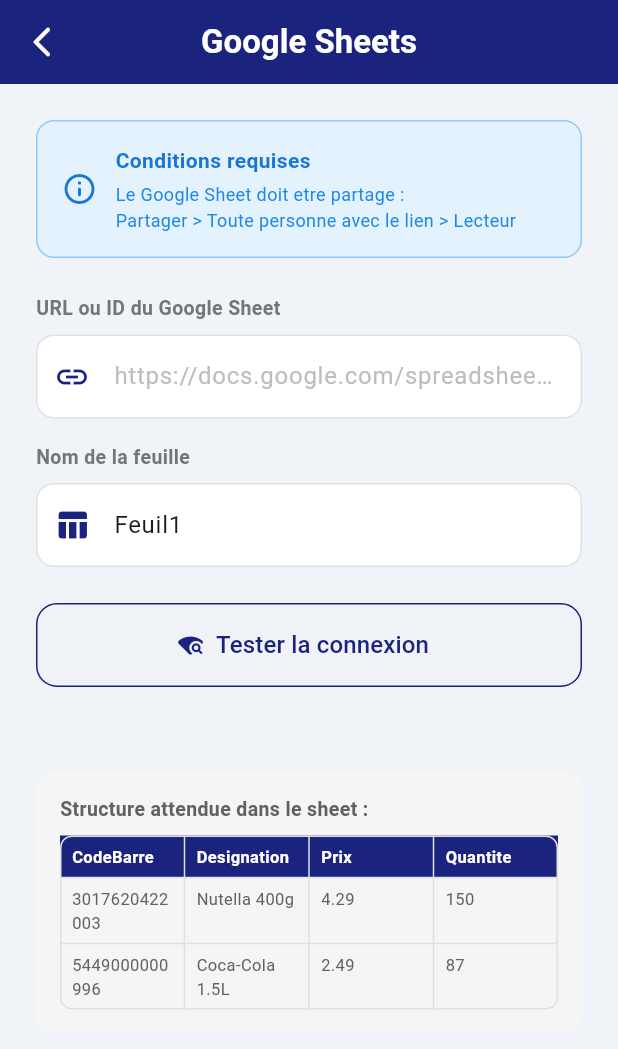
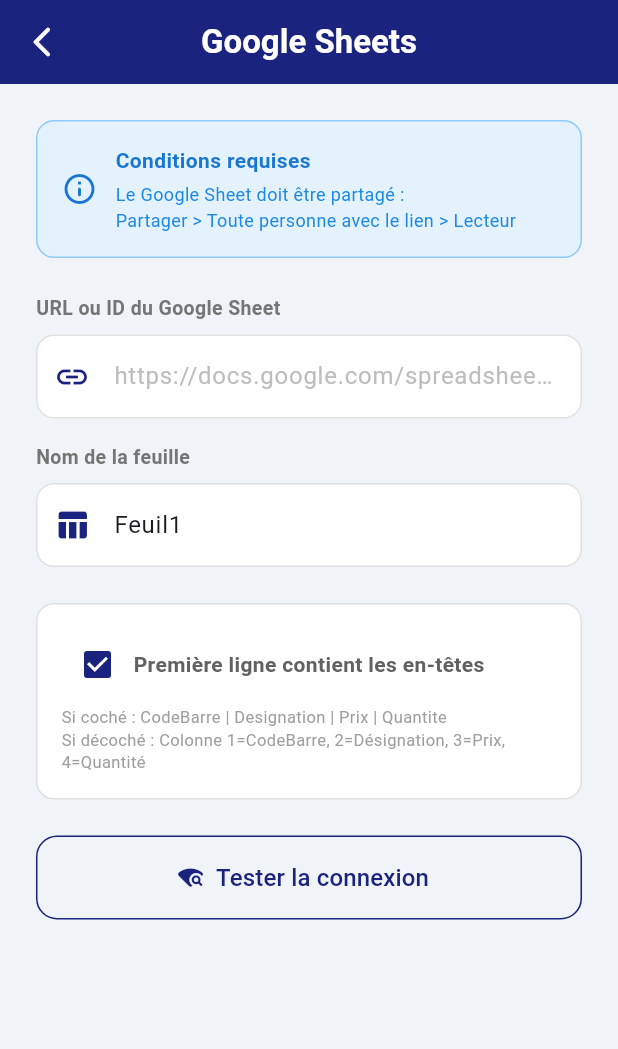
Before and after one commit to aissaboukr-hub/stock_consultation, a Flutter app: the GoogleSheetsScreen screen opened directly, on a phone screen of 412 x 824 dp. Shown: the top 1049 px of the screen. Run offline on Flutter 3.47's test engine with Material 3 defaults, Android fonts, the light colour scheme and no system bars; our stand-ins replace file_picker, shared_preferences; missing offline and left inert: excel, mobile_scanner; accounts and stored records are empty.

Commit message:
Mise à jour du projet

```diff
--- a/lib/screens/google_sheets_screen.dart
+++ b/lib/screens/google_sheets_screen.dart
@@ -16,10 +16,12 @@
       TextEditingController(text: 'Feuil1');
 
   String? _spreadsheetId;
+  bool _hasHeaders = true; // Option explicite pour les en-têtes
   bool _isChecking = false;
   bool _isImporting = false;
   String? _statusMessage;
   bool _isStatusError = false;
+  List<String>? _detectedHeaders; // Pour afficher à l'utilisateur
 
   @override
   void dispose() {
@@ -46,20 +48,41 @@
       _isChecking = true;
       _spreadsheetId = id;
       _statusMessage = null;
+      _detectedHeaders = null;
     });
 
-    final result = await GoogleSheetsService.testConnection(id);
+    try {
+      // Extraire les en-têtes réelles pour vérification
+      final result = await GoogleSheetsService.testConnectionAndHeaders(
+        id,
+        sheetName: _sheetNameController.text.trim(),
+      );
 
-    setState(() {
-      _isChecking = false;
-      _isStatusError = !result['success'];
-      _statusMessage = result['message'];
-    });
+      setState(() {
+        _isChecking = false;
+        _isStatusError = !result['success'];
+        _statusMessage = result['message'];
+        _detectedHeaders = result['headers'] as List<String>?;
+
+        // Si pas d'en-têtes détectées, désactiver le toggle par défaut
+        if (_detectedHeaders != null && !_detectedHeaders!.isEmpty) {
+          if (_detectedHeaders!.every((h) => RegExp(r'^\d+$').hasMatch(h))) {
+            _hasHeaders = false;
+          }
+        }
+      });
+    } catch (e) {
+      setState(() {
+        _isChecking = false;
+        _isStatusError = true;
+        _statusMessage = 'Erreur : $e';
+      });
+    }
   }
 
   Future<void> _importFromGoogleSheets() async {
     if (_spreadsheetId == null) {
-      _showStatus('Verifiez d\'abord la connexion.', true);
+      _showStatus('Vérifiez d\'abord la connexion.', true);
       return;
     }
 
@@ -78,9 +101,9 @@
       final products = await GoogleSheetsService.fetchProducts(
         _spreadsheetId!,
         sheetName: sheetName,
+        hasHeaders: _hasHeaders,
       );
 
-      // Sauvegarder via le provider
       final provider = context.read<ProductProvider>();
       await provider.saveProductsDirectly(products);
 
@@ -89,18 +112,15 @@
       setState(() {
         _isImporting = false;
         _isStatusError = false;
-        _statusMessage =
-            '${products.length} produits importes avec succes !';
+        _statusMessage = '${products.length} produits importés avec succès !';
       });
 
       ScaffoldMessenger.of(context).showSnackBar(
         SnackBar(
-          content:
-              Text('${products.length} produits importes depuis Google Sheets !'),
+          content: Text('${products.length} produits importés depuis Google Sheets !'),
           backgroundColor: Colors.green,
           behavior: SnackBarBehavior.floating,
-          shape:
-              RoundedRectangleBorder(borderRadius: BorderRadius.circular(10)),
+          shape: RoundedRectangleBorder(borderRadius: BorderRadius.circular(10)),
         ),
       );
     } catch (e) {
@@ -132,8 +152,7 @@
         backgroundColor: const Color(0xFF1A237E),
         elevation: 0,
         leading: IconButton(
-          icon: const Icon(Icons.arrow_back_ios_new_rounded,
-              color: Colors.white),
+          icon: const Icon(Icons.arrow_back_ios_new_rounded, color: Colors.white),
           onPressed: () => Navigator.pop(context),
         ),
       ),
@@ -142,7 +161,7 @@
         child: Column(
           crossAxisAlignment: CrossAxisAlignment.start,
           children: [
-            // Explication
+            // Explication conditions
             Container(
               width: double.infinity,
               padding: const EdgeInsets.all(16),
@@ -153,8 +172,7 @@
               ),
               child: Row(
                 children: [
-                  Icon(Icons.info_outline_rounded,
-                      color: Colors.blue.shade700),
+                  Icon(Icons.info_outline_rounded, color: Colors.blue.shade700),
                   const SizedBox(width: 12),
                   Expanded(
                     child: Column(
@@ -170,7 +188,7 @@
                         ),
                         const SizedBox(height: 4),
                         Text(
-                          'Le Google Sheet doit etre partage :\n'
+                          'Le Google Sheet doit être partagé :\n'
                           'Partager > Toute personne avec le lien > Lecteur',
                           style: TextStyle(
                             fontSize: 12,
@@ -199,8 +217,7 @@
             TextField(
               controller: _urlController,
               decoration: InputDecoration(
-                hintText:
-                    'https://docs.google.com/spreadsheets/d/XXXXX/edit',
+                hintText: 'https://docs.google.com/spreadsheets/d/XXXXX/edit',
                 hintStyle: TextStyle(color: Colors.grey.shade400),
                 prefixIcon: const Icon(Icons.link, color: Color(0xFF1A237E)),
                 suffixIcon: _urlController.text.isNotEmpty
@@ -211,6 +228,7 @@
                           setState(() {
                             _spreadsheetId = null;
                             _statusMessage = null;
+                            _detectedHeaders = null;
                           });
                         },
                       )
@@ -227,8 +245,7 @@
                 ),
                 focusedBorder: OutlineInputBorder(
                   borderRadius: BorderRadius.circular(12),
-                  borderSide:
-                      const BorderSide(color: Color(0xFF1A237E), width: 2),
+                  borderSide: const BorderSide(color: Color(0xFF1A237E), width: 2),
                 ),
               ),
               onChanged: (_) => setState(() {}),
@@ -250,8 +267,7 @@
               decoration: InputDecoration(
                 hintText: 'Feuil1',
                 hintStyle: TextStyle(color: Colors.grey.shade400),
-                prefixIcon:
-                    const Icon(Icons.table_chart, color: Color(0xFF1A237E)),
+                prefixIcon: const Icon(Icons.table_chart, color: Color(0xFF1A237E)),
                 filled: true,
                 fillColor: Colors.white,
                 border: OutlineInputBorder(
@@ -264,14 +280,61 @@
                 ),
                 focusedBorder: OutlineInputBorder(
                   borderRadius: BorderRadius.circular(12),
-                  borderSide:
-                      const BorderSide(color: Color(0xFF1A237E), width: 2),
+                  borderSide: const BorderSide(color: Color(0xFF1A237E), width: 2),
                 ),
               ),
             ),
             const SizedBox(height: 24),
 
-            // Bouton Verifier
+            // Toggle En-têtes
+            Container(
+              width: double.infinity,
+              padding: const EdgeInsets.all(16),
+              decoration: BoxDecoration(
+                color: Colors.white,
+                borderRadius: BorderRadius.circular(12),
+                border: Border.all(color: Colors.grey.shade300),
+              ),
+              child: Column(
+                crossAxisAlignment: CrossAxisAlignment.start,
+                children: [
+                  Row(
+                    children: [
+                      Checkbox(
+                        value: _hasHeaders,
+                        onChanged: (value) {
+                          setState(() => _hasHeaders = value ?? false);
+                        },
+                        activeColor: const Color(0xFF1A237E),
+                      ),
+                      Expanded(
+                        child: Text(
+                          'Première ligne contient les en-têtes',
+                          style: TextStyle(
+                            fontSize: 14,
+                            fontWeight: FontWeight.w600,
+                            color: Colors.grey.shade700,
+                          ),
+                        ),
+                      ),
+                    ],
+                  ),
+                  const SizedBox(height: 4),
+                  Text(
+                    'Si coché : CodeBarre | Designation | Prix | Quantite\n'
+                    'Si décoché : Colonne 1=CodeBarre, 2=Désignation, 3=Prix, 4=Quantité',
+                    style: TextStyle(
+                      fontSize: 11,
+                      color: Colors.grey.shade500,
+                      height: 1.4,
+                    ),
+                  ),
+                ],
+              ),
+            ),
+            const SizedBox(height: 24),
+
+            // Bouton Vérifier
             SizedBox(
               width: double.infinity,
               height: 56,
@@ -285,7 +348,7 @@
                       )
                     : const Icon(Icons.wifi_find_rounded),
                 label: Text(
-                  _isChecking ? 'Verification...' : 'Tester la connexion',
+                  _isChecking ? 'Vérification...' : 'Tester la connexion',
                   style: const TextStyle(fontSize: 16),
                 ),
                 style: OutlinedButton.styleFrom(
@@ -298,6 +361,50 @@
               ),
             ),
 
+            // Affichage des en-têtes détectées
+            if (_detectedHeaders != null && _detectedHeaders!.isNotEmpty) ...[
+              const SizedBox(height: 16),
+              Container(
+                width: double.infinity,
+                padding: const EdgeInsets.all(12),
+                decoration: BoxDecoration(
+                  color: Colors.yellow.shade50,
+                  borderRadius: BorderRadius.circular(10),
+                  border: Border.all(color: Colors.yellow.shade300),
+                ),
+                child: Column(
+                  crossAxisAlignment: CrossAxisAlignment.start,
+                  children: [
+                    Text(
+                      'En-têtes détectées dans la première ligne :',
+                      style: TextStyle(
+                        fontSize: 12,
+                        fontWeight: FontWeight.w600,
+                        color: Colors.brown.shade700,
+                      ),
+                    ),
+                    const SizedBox(height: 8),
+                    Wrap(
+                      spacing: 8,
+                      runSpacing: 8,
+                      children: _detectedHeaders!
+                          .take(4)
+                          .map((header) => Chip(
+                                label: Text(
+                                  header.length > 20
+                                      ? '${header.substring(0, 20)}...'
+                                      : header,
+                                  style: const TextStyle(fontSize: 10),
+                                ),
+                                backgroundColor: Colors.white,
+                              ))
+                          .toList(),
+                    ),
+                  ],
+                ),
+              ),
+            ],
+
             // Statut
             if (_statusMessage != null) ...[
               const SizedBox(height: 16),
@@ -305,14 +412,10 @@
                 width: double.infinity,
                 padding: const EdgeInsets.all(14),
                 decoration: BoxDecoration(
-                  color: _isStatusError
-                      ? Colors.red.shade50
-                      : Colors.green.shade50,
+                  color: _isStatusError ? Colors.red.shade50 : Colors.green.shade50,
                   borderRadius: BorderRadius.circular(12),
                   border: Border.all(
-                    color: _isStatusError
-                        ? Colors.red.shade300
-                        : Colors.green.shade300,
+                    color: _isStatusError ? Colors.red.shade300 : Colors.green.shade300,
                   ),
                 ),
                 child: Row(
@@ -321,9 +424,7 @@
                       _isStatusError
                           ? Icons.error_outline_rounded
                           : Icons.check_circle_outline_rounded,
-                      color: _isStatusError
-                          ? Colors.red.shade600
-                          : Colors.green.shade600,
+                      color: _isStatusError ? Colors.red.shade600 : Colors.green.shade600,
                     ),
                     const SizedBox(width: 12),
                     Expanded(
@@ -331,9 +432,7 @@
                         _statusMessage!,
                         style: TextStyle(
                           fontSize: 13,
-                          color: _isStatusError
-                              ? Colors.red.shade700
-                              : Colors.green.shade700,
+                          color: _isStatusError ? Colors.red.shade700 : Colors.green.shade700,
                           height: 1.4,
                         ),
                       ),
@@ -363,9 +462,7 @@
                         )
                       : const Icon(Icons.cloud_download_rounded, size: 24),
                   label: Text(
-                    _isImporting
-                        ? 'Importation en cours...'
-                        : 'Importer depuis Google Sheets',
+                    _isImporting ? 'Importation en cours...' : 'Importer depuis Google Sheets',
                     style: const TextStyle(fontSize: 16),
                   ),
                   style: ElevatedButton.styleFrom(
@@ -378,88 +475,9 @@
                   ),
                 ),
               ),
-
-            const SizedBox(height: 32),
-
-            // Exemple de structure attendue
-            Container(
-              width: double.infinity,
-              padding: const EdgeInsets.all(16),
-              decoration: BoxDecoration(
-                color: Colors.grey.shade100,
-                borderRadius: BorderRadius.circular(12),
-              ),
-              child: Column(
-                crossAxisAlignment: CrossAxisAlignment.start,
-                children: [
-                  Text(
-                    'Structure attendue dans le sheet :',
-                    style: TextStyle(
-                      fontWeight: FontWeight.w600,
-                      fontSize: 13,
-                      color: Colors.grey.shade700,
-                    ),
-                  ),
-                  const SizedBox(height: 8),
-                  Table(
-                    border: TableBorder.all(
-                      color: Colors.grey.shade300,
-                      borderRadius: BorderRadius.circular(8),
-                    ),
-                    children: const [
-                      TableRow(
-                        decoration: BoxDecoration(
-                          color: const Color(0xFF1A237E),
-                        ),
-                        children: [
-                          _TableCell('CodeBarre', isHeader: true),
-                          _TableCell('Designation', isHeader: true),
-                          _TableCell('Prix', isHeader: true),
-                          _TableCell('Quantite', isHeader: true),
-                        ],
-                      ),
-                      TableRow(children: [
-                        _TableCell('3017620422003'),
-                        _TableCell('Nutella 400g'),
-                        _TableCell('4.29'),
-                        _TableCell('150'),
-                      ]),
-                      TableRow(children: [
-                        _TableCell('5449000000996'),
-                        _TableCell('Coca-Cola 1.5L'),
-                        _TableCell('2.49'),
-                        _TableCell('87'),
-                      ]),
-                    ],
-                  ),
-                ],
-              ),
-            ),
           ],
         ),
       ),
     );
   }
 }
-
-class _TableCell extends StatelessWidget {
-  final String text;
-  final bool isHeader;
-
-  const _TableCell(this.text, {this.isHeader = false});
-
-  @override
-  Widget build(BuildContext context) {
-    return Padding(
-      padding: const EdgeInsets.symmetric(horizontal: 8, vertical: 6),
-      child: Text(
-        text,
-        style: TextStyle(
-          fontSize: 11,
-          fontWeight: isHeader ? FontWeight.w700 : FontWeight.normal,
-          color: isHeader ? Colors.white : Colors.grey.shade700,
-        ),
-      ),
-    );
-  }
-}
```
Also changed, not shown: lib/services/google_sheets_service.dart (+192 -0 lines).
